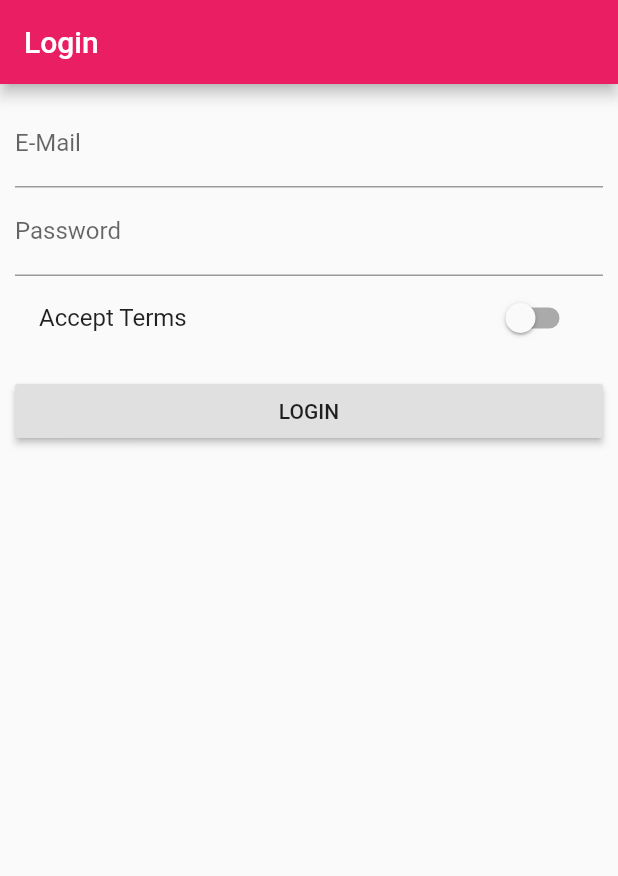
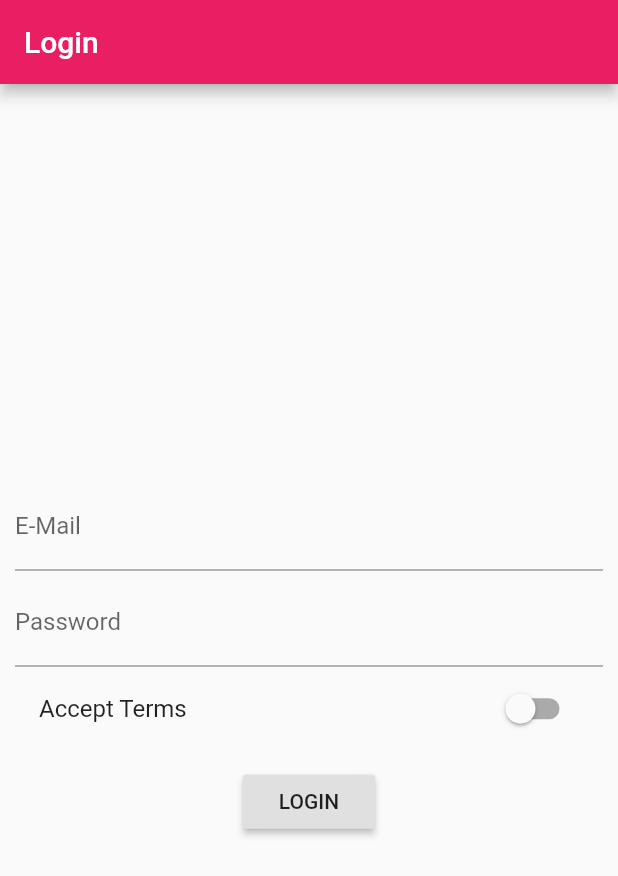
Before and after one commit to godabavinay/flutter-list_app-, a Flutter app: the screen it shows after launch, on a phone screen of 412 x 824 dp. Shown: the top 876 px of the screen. Run offline on Flutter 3.47's test engine with Material 2 defaults, Android fonts, the phone set to English and light mode, and no system bars.

Commit message:
made few changes to auth page

```diff
--- a/lib/pages/auth.dart
+++ b/lib/pages/auth.dart
@@ -20,7 +20,9 @@ class _AuthPageState extends State<AuthPage> {
       ),
       body: Container(
         margin: EdgeInsets.all(10),
-        child: ListView(
+        child: Center(
+          child: SingleChildScrollView(
+            child: Column(
               children: <Widget>[
                 TextField(
                   decoration: InputDecoration(labelText: 'E-Mail'),
@@ -30,6 +32,9 @@ class _AuthPageState extends State<AuthPage> {
                       _emailValue = value;
                     });
                   },
+                ),
+                SizedBox(
+                  height: 5,
                 ),
                 TextField(
                   decoration: InputDecoration(labelText: 'Password'),
@@ -61,6 +66,8 @@ class _AuthPageState extends State<AuthPage> {
               ],
             ),
           ),
+        ),
+      ),
     );
   }
 }
```
Lines whose indentation alone changed are shown as unchanged.
